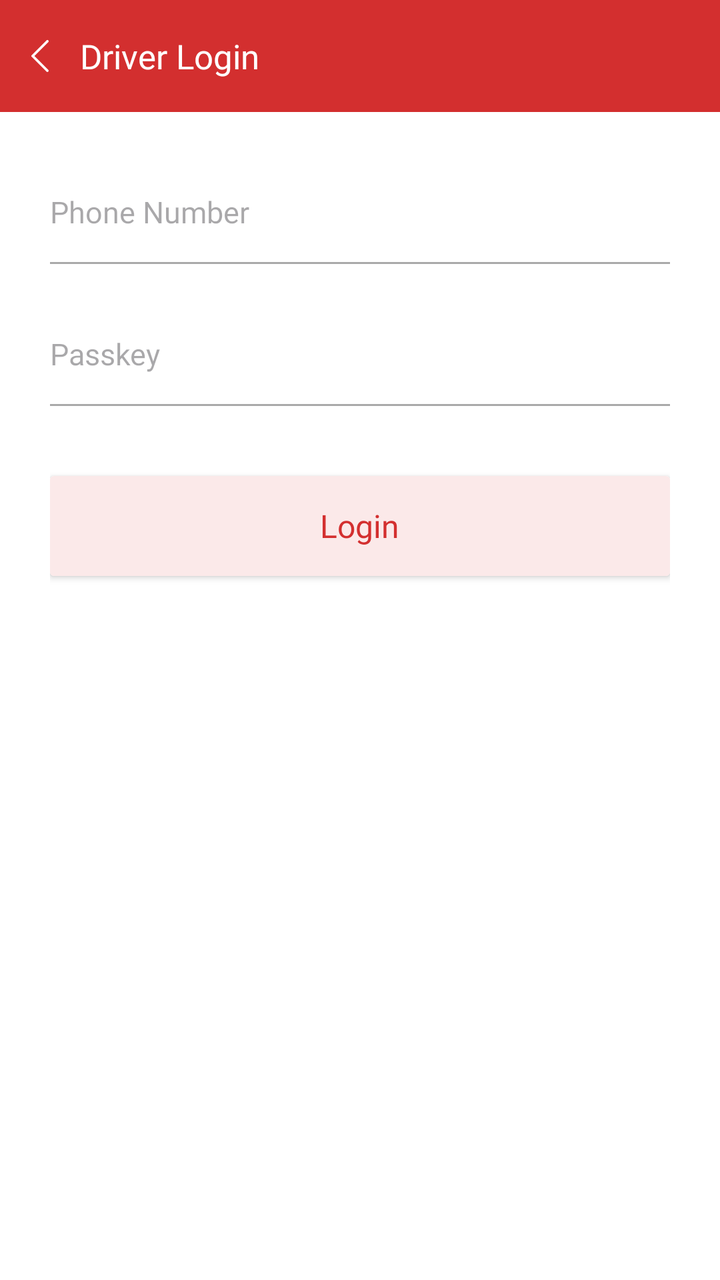
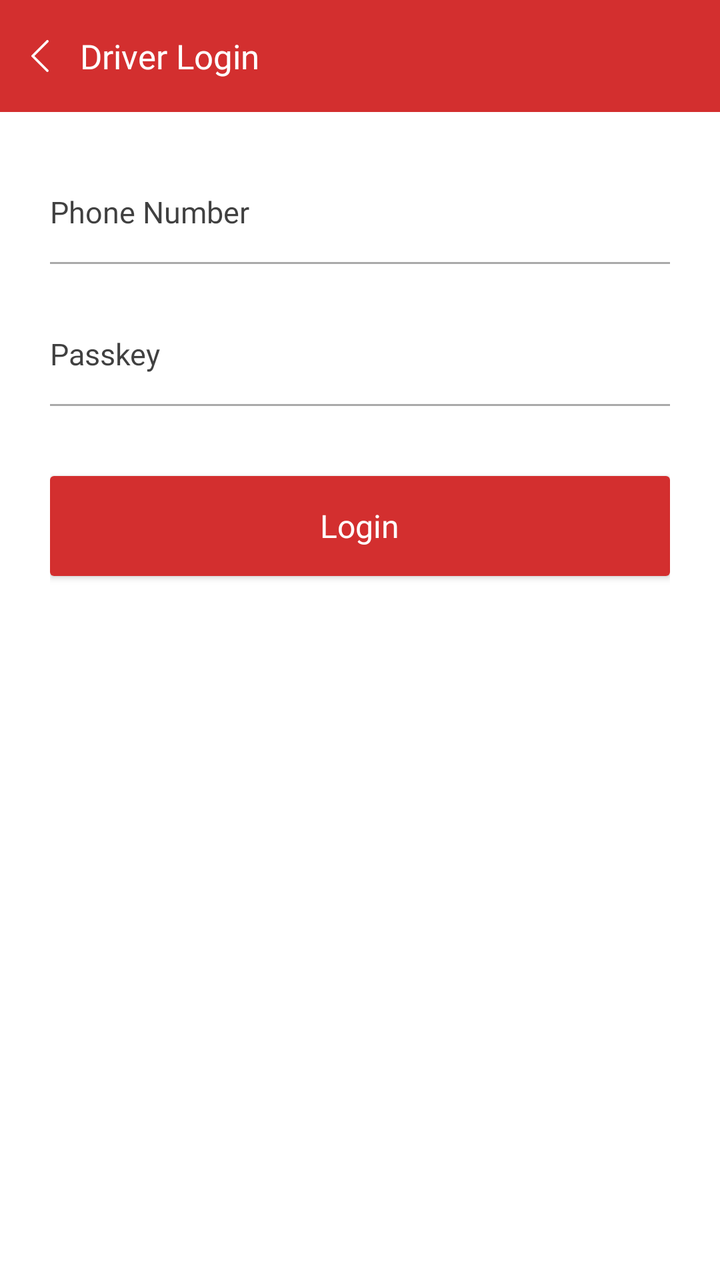

Before-and-after screenshots of an Android layout around one commit, followed by the original layout XML and the change that was made.
<!-- AndroidManifest.xml: application theme Theme.BusTrackingTest -->
<!-- res/layout/activity_driver_login.xml -->
<?xml version="1.0" encoding="utf-8"?>
<androidx.constraintlayout.widget.ConstraintLayout xmlns:android="http://schemas.android.com/apk/res/android"
    xmlns:app="http://schemas.android.com/apk/res-auto"
    xmlns:tools="http://schemas.android.com/tools"
    android:layout_width="match_parent"
    android:layout_height="match_parent"
    android:background="@color/white"
    tools:context=".DriverLogin">

    <LinearLayout
        android:layout_width="match_parent"
        android:layout_height="match_parent"
        android:orientation="vertical">

        

        <LinearLayout
            android:layout_width="match_parent"
            android:layout_height="56dp"
            android:background="#D32F2F"
            android:gravity="center_vertical"
            android:orientation="horizontal">

            <ImageView
                android:id="@+id/back_button"
                android:layout_width="40dp"
                android:layout_height="wrap_content"
                android:padding="12dp"
                android:src="@drawable/arrow_left"
                app:tint="@color/white"/>

            <TextView
                android:layout_width="wrap_content"
                android:layout_height="wrap_content"
                android:text="Driver Login"
                android:textColor="@color/white"
                android:textSize="17sp"
                android:fontFamily="@font/poppins_light"/>
        </LinearLayout>


        

        <LinearLayout
            android:layout_width="match_parent"
            android:layout_height="match_parent"
            android:orientation="vertical"
            android:padding="25dp">

            

            <EditText
                android:id="@+id/phone"
                android:layout_width="match_parent"
                android:layout_height="50dp"
                android:background="@android:color/transparent"
                android:fontFamily="@font/poppins_light"
                android:hint="Phone Number"
                android:inputType="phone"
                android:textColor="@color/light_black"
                android:textSize="15sp" />

            <View
                android:layout_width="match_parent"
                android:layout_height="1dp"
                android:background="@android:color/darker_gray" />

            

            <EditText
                android:id="@+id/passkey"
                android:layout_width="match_parent"
                android:layout_height="50dp"
                android:layout_marginTop="20dp"
                android:background="@android:color/transparent"
                android:fontFamily="@font/poppins_light"
                android:hint="Passkey"
                android:inputType="textPassword"
                android:textColor="@color/light_black"
                android:textSize="15sp" />

            <View
                android:layout_width="match_parent"
                android:layout_height="1dp"
                android:background="@android:color/darker_gray" />

            

            <androidx.cardview.widget.CardView
                android:id="@+id/login_button"
                android:layout_width="match_parent"
                android:layout_height="50dp"
                android:layout_marginTop="35dp"
                app:cardElevation="2dp">

                <LinearLayout
                    android:layout_width="match_parent"
                    android:layout_height="match_parent"
                    android:background="#FBE9E9"
                    android:gravity="center"
                    android:orientation="horizontal">

                    <TextView
                        android:layout_width="wrap_content"
                        android:layout_height="wrap_content"
                        android:fontFamily="@font/poppins_light"
                        android:text="Login"
                        android:textColor="#D32F2F"
                        android:textSize="16sp" />

                </LinearLayout>

            </androidx.cardview.widget.CardView>

        </LinearLayout>

    </LinearLayout>

</androidx.constraintlayout.widget.ConstraintLayout>
<!-- resources referenced by this layout -->
<resources>
  <color name="light_black">#4B4A4A</color>
  <color name="white">#FFFFFFFF</color>
  <!-- drawable arrow_left (drawable) -->
  <vector xmlns:android="http://schemas.android.com/apk/res/android"
      android:width="800dp"
      android:height="800dp"
      android:viewportWidth="52"
      android:viewportHeight="52">
    <path
        android:pathData="M38,52a2,2 0,0 1,-1.41 -0.59l-24,-24a2,2 0,0 1,0 -2.82l24,-24a2,2 0,0 1,2.82 0,2 2,0 0,1 0,2.82L16.83,26 39.41,48.59A2,2 0,0 1,38 52Z"
        android:fillColor="#000000"/>
  </vector>
  <style name="Theme.BusTrackingTest" parent="Base.Theme.BusTrackingTest" />
  <style name="Base.Theme.BusTrackingTest" parent="Theme.Material3.DayNight.NoActionBar">
          
          
      </style>
</resources>

<!-- the commit's change to res/layout/activity_driver_login.xml (unified diff, before → after) -->
@@ -56,6 +56,7 @@
                 android:background="@android:color/transparent"
                 android:fontFamily="@font/poppins_light"
                 android:hint="Phone Number"
+                android:textColorHint="#BF000000"
                 android:inputType="phone"
                 android:textColor="@color/light_black"
                 android:textSize="15sp" />
@@ -75,6 +76,7 @@
                 android:background="@android:color/transparent"
                 android:fontFamily="@font/poppins_light"
                 android:hint="Passkey"
+                android:textColorHint="#BF000000"
                 android:inputType="textPassword"
                 android:textColor="@color/light_black"
                 android:textSize="15sp" />
@@ -83,7 +85,13 @@
                 android:layout_width="match_parent"
                 android:layout_height="1dp"
                 android:background="@android:color/darker_gray" />
-
+            <TextView
+                android:id="@+id/err"
+                android:layout_width="wrap_content"
+                android:layout_height="wrap_content"
+                android:text="Invalid credentials"
+                android:textColor="#FF0000"
+                android:visibility="gone"/>
             
 
             <androidx.cardview.widget.CardView
@@ -96,8 +104,8 @@
                 <LinearLayout
                     android:layout_width="match_parent"
                     android:layout_height="match_parent"
-                    android:background="#FBE9E9"
                     android:gravity="center"
+                    android:background="#D32F2F"
                     android:orientation="horizontal">
 
                     <TextView
@@ -105,13 +113,14 @@
                         android:layout_height="wrap_content"
                         android:fontFamily="@font/poppins_light"
                         android:text="Login"
-                        android:textColor="#D32F2F"
+                        android:textColor="@color/white"
                         android:textSize="16sp" />
 
                 </LinearLayout>
 
             </androidx.cardview.widget.CardView>
 
+
         </LinearLayout>
 
     </LinearLayout>
